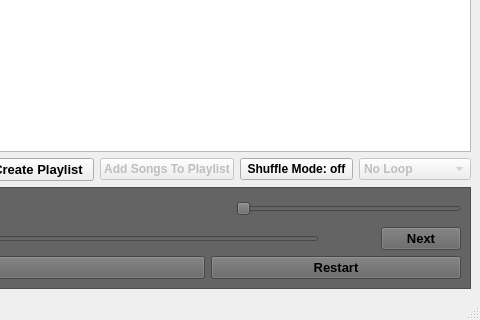
Before: the Qt Designer form mainwindow.ui in Pottarr/QtGroove, drawn with Qt 5; both pictures show x 320 to 800 and y 280 to 600 of the 800 by 600 pixel window.
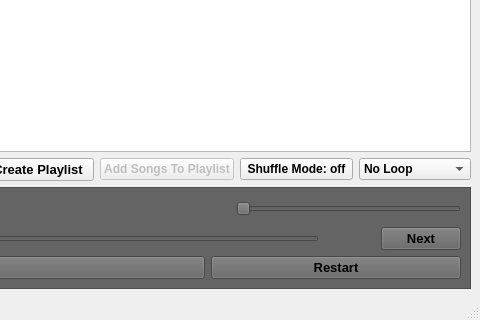
After: the same form once the commit is applied.

Commit message: Fixed the delete functions to not mess up the songQueue (again), now you can delete a song while playing some music, and the songQueue will dynamically change

Patch:
```diff
--- a/mainwindow.ui
+++ b/mainwindow.ui
@@ -168,7 +168,7 @@
             <item>
              <widget class="QComboBox" name="loopComboBox">
               <property name="enabled">
-               <bool>false</bool>
+               <bool>true</bool>
               </property>
               <property name="font">
                <font>
```
Left out of the diff: 3 changed lines with no effect on the pictures. The commit also changes 1 other file.
